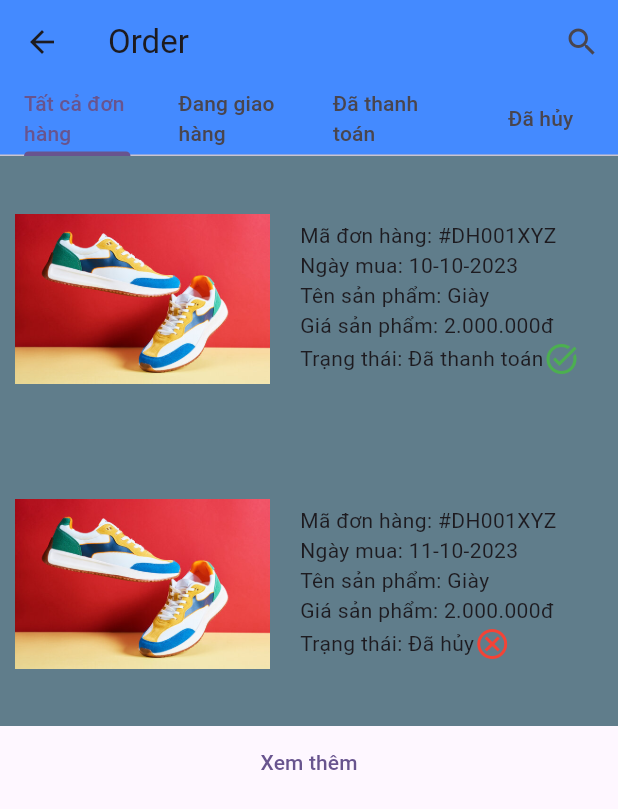
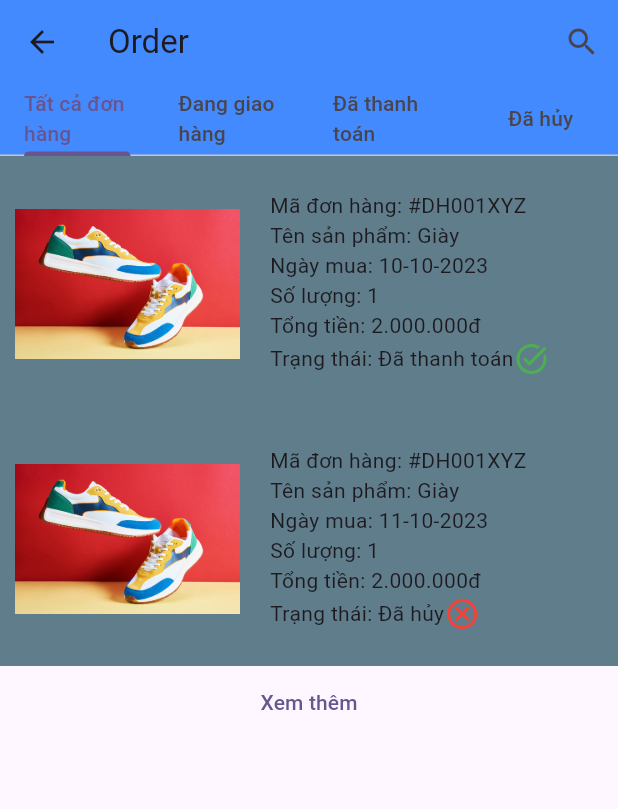
Before and after one commit to NguyenTanPhuoc123/AppMobileShoeStore, a Flutter app: the Orders screen opened directly, on a phone screen of 412 x 824 dp. Shown: the top 809 px of the screen. Run offline on Flutter 3.47's test engine with Material 2 defaults, Android fonts, the phone set to English and light mode, and no system bars.

Commit message:
Edit Order

```diff
--- a/lib/components/Order.dart
+++ b/lib/components/Order.dart
@@ -53,8 +53,8 @@ class _OrdersState extends State<Orders> {
                     children: [
                       Image.asset(
                         "assets/shoes.jpg",
-                        width: 170,
-                        height: 170,
+                        width: 150,
+                        height: 150,
                       ),
                       Container(
                         padding: const EdgeInsets.only(left: 20),
@@ -62,9 +62,10 @@ class _OrdersState extends State<Orders> {
                           crossAxisAlignment: CrossAxisAlignment.start,
                           children: [
                             Text("Mã đơn hàng: #DH001XYZ"),
+                            Text("Tên sản phẩm: Giày"),
                             Text("Ngày mua: 10-10-2023"),
-                            Text("Tên sản phẩm: Giày"),
-                            Text("Giá sản phẩm: 2.000.000đ"),
+                            Text("Số lượng: 1"),
+                            Text("Tổng tiền: 2.000.000đ"),
                             Row(
                               children: [
                                 Text("Trạng thái: Đã thanh toán"),
@@ -91,8 +92,8 @@ class _OrdersState extends State<Orders> {
                     children: [
                       Image.asset(
                         "assets/shoes.jpg",
-                        width: 170,
-                        height: 170,
+                        width: 150,
+                        height: 150,
                       ),
                       Container(
                         padding: const EdgeInsets.only(left: 20),
@@ -100,9 +101,10 @@ class _OrdersState extends State<Orders> {
                           crossAxisAlignment: CrossAxisAlignment.start,
                           children: [
                             Text("Mã đơn hàng: #DH001XYZ"),
+                            Text("Tên sản phẩm: Giày"),
                             Text("Ngày mua: 11-10-2023"),
-                            Text("Tên sản phẩm: Giày"),
-                            Text("Giá sản phẩm: 2.000.000đ"),
+                            Text("Số lượng: 1"),
+                            Text("Tổng tiền: 2.000.000đ"),
                             Row(
                               children: [
                                 Text("Trạng thái: Đã hủy"),
@@ -138,8 +140,8 @@ class _OrdersState extends State<Orders> {
                     children: [
                       Image.asset(
                         "assets/shoes.jpg",
-                        width: 170,
-                        height: 170,
+                        width: 150,
+                        height: 150,
                       ),
                       Container(
                         padding: const EdgeInsets.only(left: 20),
@@ -147,9 +149,10 @@ class _OrdersState extends State<Orders> {
                           crossAxisAlignment: CrossAxisAlignment.start,
                           children: [
                             Text("Mã đơn hàng: #DH001XYZ"),
+                            Text("Tên sản phẩm: Giày"),
                             Text("Ngày mua: 10-10-2023"),
-                            Text("Tên sản phẩm: Giày"),
-                            Text("Giá sản phẩm: 2.000.000đ"),
+                            Text("Số lượng: 1"),
+                            Text("Tổng tiền: 2.000.000đ"),
                             Row(
                               children: [
                                 Text("Trạng thái: Đã thanh toán"),
@@ -178,8 +181,8 @@ class _OrdersState extends State<Orders> {
                     children: [
                       Image.asset(
                         "assets/shoes.jpg",
-                        width: 170,
-                        height: 170,
+                        width: 150,
+                        height: 150,
                       ),
                       Container(
                         padding: const EdgeInsets.only(left: 20),
@@ -187,9 +190,10 @@ class _OrdersState extends State<Orders> {
                           crossAxisAlignment: CrossAxisAlignment.start,
                           children: [
                             Text("Mã đơn hàng: #DH001XYZ"),
+                            Text("Tên sản phẩm: Giày"),
                             Text("Ngày mua: 11-10-2023"),
-                            Text("Tên sản phẩm: Giày"),
-                            Text("Giá sản phẩm: 2.000.000đ"),
+                            Text("Số lượng: 1"),
+                            Text("Tổng tiền: 2.000.000đ"),
                             Row(
                               children: [
                                 Text("Trạng thái: Đã hủy"),
```
